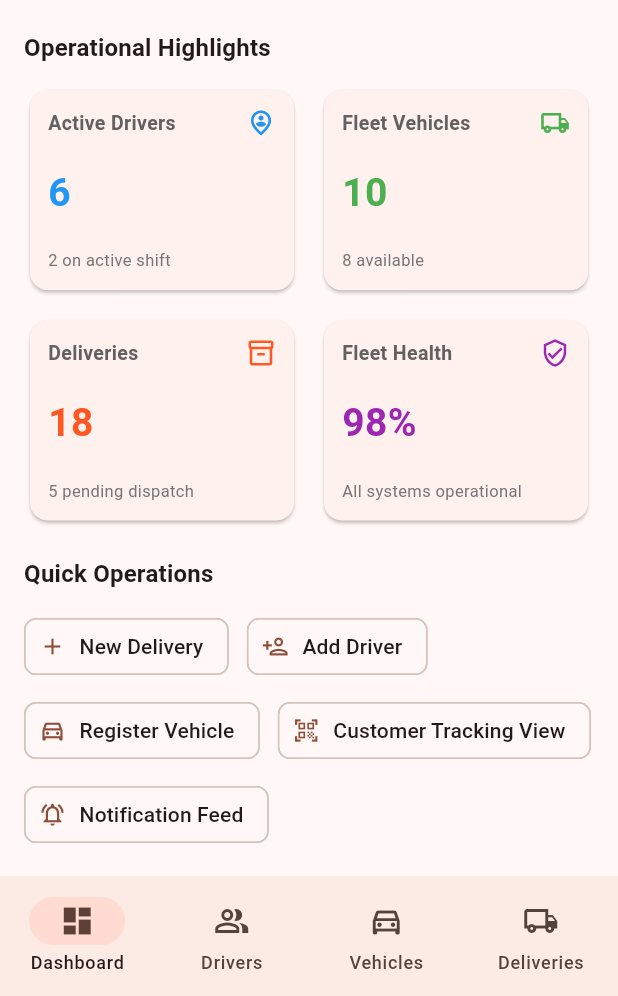
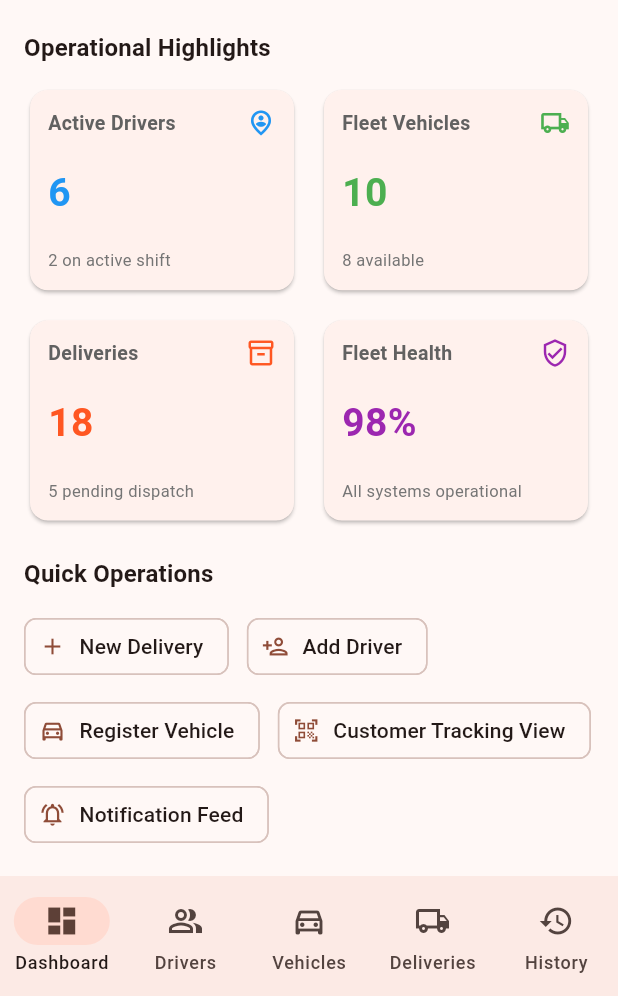
Before and after one commit to leonthuva/FleetFlow, a Flutter app: the screen it shows after launch, after a tap on "Driver", after a tap on "Manager", after a tap on "Sign In as Manager", on a phone screen of 412 x 824 dp, the part 240-1236 px from its top. Run offline on Flutter 3.47's test engine with Material 3 defaults, Android fonts, the phone set to English and light mode, and no system bars; our stand-ins replace cloud_firestore, firebase_core, firebase_messaging, firebase_storage, flutter_map, geolocator and 2 more; accounts and stored records are empty.

Commit message:
Add manager History & Reports tab with filters, per-driver/vehicle reports
Co-Authored-By: Claude Sonnet 5.5 <noreply@anthropic.com>

```diff
--- a/lib/main.dart
+++ b/lib/main.dart
@@ -69,7 +69,10 @@ class _FleetFlowAppState extends State<FleetFlowApp> {
       home: widget.home ?? _buildAuthGate(),
       routes: {
         '/login': (context) => LoginScreen(authProvider: _authProvider),
-        '/admin': (context) => AdminDashboardScreen(authProvider: _authProvider),
+        '/admin': (context) => AdminDashboardScreen(
+              authProvider: _authProvider,
+              historyProvider: _historyProvider,
+            ),
         '/driver-home': (context) => DriverHomeScreen(
               authProvider: _authProvider,
               driverProvider: _driverProvider,
@@ -104,7 +107,10 @@ class _FleetFlowAppState extends State<FleetFlowApp> {
 
         final user = _authProvider.currentUser;
         if (user != null && user.isManager) {
-          return AdminDashboardScreen(authProvider: _authProvider);
+          return AdminDashboardScreen(
+            authProvider: _authProvider,
+            historyProvider: _historyProvider,
+          );
         } else {
           return DriverHomeScreen(
             authProvider: _authProvider,
--- a/lib/providers/history_provider.dart
+++ b/lib/providers/history_provider.dart
@@ -31,6 +31,10 @@ class HistoryProvider extends ChangeNotifier {
   DateTime? _from;
   DateTime? _to;
 
+  // Every driver/vehicle seen so far, so filter dropdowns don't shrink once a filter is applied.
+  final Set<String> _knownDrivers = {};
+  final Set<String> _knownVehicles = {};
+
   int _loadCounter = 0;
   bool _disposed = false;
 
@@ -50,6 +54,9 @@ class HistoryProvider extends ChangeNotifier {
       _statusFilter != null ||
       _from != null ||
       _to != null;
+
+  List<String> get driverOptions => _knownDrivers.toList()..sort();
+  List<String> get vehicleOptions => _knownVehicles.toList()..sort();
 
   /// Totals for the trips currently shown.
   TripSummary get summary => TripSummary.fromTrips(_trips);
@@ -83,6 +90,10 @@ class HistoryProvider extends ChangeNotifier {
       );
       if (ticket != _loadCounter) return; // a newer load superseded this one
       _trips = result;
+      for (final trip in result) {
+        _knownDrivers.add(trip.driverId);
+        _knownVehicles.add(trip.vehicleId);
+      }
     } catch (e) {
       if (ticket != _loadCounter) return;
       _trips = [];
--- a/lib/screens/admin/admin_dashboard_screen.dart
+++ b/lib/screens/admin/admin_dashboard_screen.dart
@@ -1,16 +1,20 @@
 import 'package:flutter/material.dart';
 import '../../models/user.dart';
 import '../../providers/auth_provider.dart';
+import '../../providers/history_provider.dart';
 import '../../providers/notification_provider.dart';
 import '../customer/customer_tracking_screen.dart';
+import '../history/manager_history_tab.dart';
 import '../notifications/notifications_screen.dart';
 
 class AdminDashboardScreen extends StatefulWidget {
   final AuthProvider authProvider;
+  final HistoryProvider? historyProvider;
 
   const AdminDashboardScreen({
     super.key,
     required this.authProvider,
+    this.historyProvider,
   });
 
   @override
@@ -20,6 +24,7 @@ class AdminDashboardScreen extends StatefulWidget {
 class _AdminDashboardScreenState extends State<AdminDashboardScreen> {
   int _currentIndex = 0;
   final NotificationProvider _notificationProvider = NotificationProvider();
+  late final HistoryProvider _historyProvider = widget.historyProvider ?? HistoryProvider();
 
   final List<Map<String, String>> _sampleDrivers = [
     {'name': 'Marcus Vance', 'email': 'marcus@fleetflow.com', 'status': 'On Shift', 'vehicle': 'Ford Transit (FL-101)'},
@@ -346,6 +351,7 @@ class _AdminDashboardScreenState extends State<AdminDashboardScreen> {
               _buildDriversTab(context),
               _buildVehiclesTab(context),
               _buildDeliveriesTab(context),
+              ManagerHistoryTab(historyProvider: _historyProvider, user: user),
             ],
           ),
           bottomNavigationBar: NavigationBar(
@@ -376,6 +382,11 @@ class _AdminDashboardScreenState extends State<AdminDashboardScreen> {
                 selectedIcon: Icon(Icons.local_shipping),
                 label: 'Deliveries',
               ),
+              NavigationDestination(
+                icon: Icon(Icons.history_outlined),
+                selectedIcon: Icon(Icons.history),
+                label: 'History',
+              ),
             ],
           ),
         );
@@ -393,6 +404,8 @@ class _AdminDashboardScreenState extends State<AdminDashboardScreen> {
         return 'Vehicle Inventory';
       case 3:
         return 'Delivery Dispatch';
+      case 4:
+        return 'Trip History & Reports';
       default:
         return 'Operations';
     }
--- a/lib/screens/history/history_formatters.dart
+++ b/lib/screens/history/history_formatters.dart
@@ -20,6 +20,9 @@ String formatTripDateTime(DateTime time) {
   final minute = time.minute.toString().padLeft(2, '0');
   return '${_months[time.month - 1]} ${time.day}, $hour:$minute';
 }
+
+/// e.g. "Oct 8"
+String formatTripDate(DateTime time) => '${_months[time.month - 1]} ${time.day}';
 
 String formatCoordinates(double? lat, double? lng) {
   if (lat == null || lng == null) return 'Not recorded';
--- /dev/null
+++ b/lib/screens/history/manager_history_tab.dart
@@ -0,0 +1,285 @@
+import 'package:flutter/material.dart';
+import '../../models/trip_summary.dart';
+import '../../models/user.dart';
+import '../../providers/history_provider.dart';
+import 'history_formatters.dart';
+import 'trip_widgets.dart';
+
+/// Fleet-wide trip history and reports for managers, embedded as a dashboard tab.
+///
+/// The caller owns [historyProvider] and disposes it.
+class ManagerHistoryTab extends StatefulWidget {
+  final HistoryProvider historyProvider;
+  final AppUser? user;
+
+  const ManagerHistoryTab({super.key, required this.historyProvider, this.user});
+
+  @override
+  State<ManagerHistoryTab> createState() => _ManagerHistoryTabState();
+}
+
+class _ManagerHistoryTabState extends State<ManagerHistoryTab> {
+  HistoryProvider get _provider => widget.historyProvider;
+
+  @override
+  void initState() {
+    super.initState();
+    final user = widget.user;
+    if (user != null) {
+      _provider.loadForUser(user);
+    } else {
+      _provider.load();
+    }
+  }
+
+  Future<void> _pickDateRange() async {
+    final now = DateTime.now();
+    final current = _provider.from != null && _provider.to != null
+        ? DateTimeRange(
+            start: _provider.from!,
+            end: _provider.to!.subtract(const Duration(days: 1)),
+          )
+        : null;
+
+    final picked = await showDateRangePicker(
+      context: context,
+      firstDate: DateTime(now.year - 2),
+      lastDate: DateTime(now.year, now.month, now.day),
+      initialDateRange: current,
+    );
+    if (picked == null) return;
+
+    final start = DateTime(picked.start.year, picked.start.month, picked.start.day);
+    // The provider's end bound is exclusive, so include the whole last day.
+    final end = DateTime(picked.end.year, picked.end.month, picked.end.day)
+        .add(const Duration(days: 1));
+    await _provider.setDateRange(start, end);
+  }
+
+  String get _dateRangeLabel {
+    final from = _provider.from;
+    final to = _provider.to;
+    if (from == null || to == null) return 'Any date';
+    return '${formatTripDate(from)} – ${formatTripDate(to.subtract(const Duration(days: 1)))}';
+  }
+
+  @override
+  Widget build(BuildContext context) {
+    return ListenableBuilder(
+      listenable: _provider,
+      builder: (context, _) {
+        return ListView(
+          padding: const EdgeInsets.only(bottom: 24),
+          children: [
+            TripSummaryCard(summary: _provider.summary),
+            _buildFilters(),
+            TripStatusFilterBar(provider: _provider),
+            ..._buildContent(context),
+          ],
+        );
+      },
+    );
+  }
+
+  Widget _buildFilters() {
+    return Padding(
+      padding: const EdgeInsets.fromLTRB(16, 4, 16, 4),
+      child: Column(
+        crossAxisAlignment: CrossAxisAlignment.stretch,
+        children: [
+          Row(
+            children: [
+              Expanded(
+                child: _FilterDropdown(
+                  fieldKey: const ValueKey('driver-filter'),
+                  label: 'Driver',
+                  allLabel: 'All drivers',
+                  value: _provider.driverFilter,
+                  options: _provider.driverOptions,
+                  onChanged: _provider.setDriverFilter,
+                ),
+              ),
+              const SizedBox(width: 12),
+              Expanded(
+                child: _FilterDropdown(
+                  fieldKey: const ValueKey('vehicle-filter'),
+                  label: 'Vehicle',
+                  allLabel: 'All vehicles',
+                  value: _provider.vehicleFilter,
+                  options: _provider.vehicleOptions,
+                  onChanged: _provider.setVehicleFilter,
+                ),
+              ),
+            ],
+          ),
+          const SizedBox(height: 8),
+          Row(
+            children: [
+              OutlinedButton.icon(
+                key: const ValueKey('date-range-button'),
+                onPressed: _pickDateRange,
+                icon: const Icon(Icons.date_range),
+                label: Text(_dateRangeLabel),
+              ),
+              const Spacer(),
+              if (_provider.hasActiveFilters)
+                TextButton.icon(
+                  key: const ValueKey('clear-filters-button'),
+                  onPressed: _provider.clearFilters,
+                  icon: const Icon(Icons.filter_alt_off),
+                  label: const Text('Clear'),
+                ),
+            ],
+          ),
+        ],
+      ),
+    );
+  }
+
+  List<Widget> _buildContent(BuildContext context) {
+    if (_provider.isLoading && _provider.trips.isEmpty) {
+      return const [
+        Padding(padding: EdgeInsets.all(32), child: Center(child: CircularProgressIndicator())),
+      ];
+    }
+
+    final error = _provider.errorMessage;
+    if (error != null) {
+      return [
+        Padding(
+          padding: const EdgeInsets.all(24),
+          child: Column(
+            children: [
+              Text(error, textAlign: TextAlign.center),
+              const SizedBox(height: 12),
+              OutlinedButton(onPressed: _provider.load, child: const Text('Retry')),
+            ],
+          ),
+        ),
+      ];
+    }
+
+    final trips = _provider.trips;
+    if (trips.isEmpty) {
+      return const [
+        Padding(padding: EdgeInsets.all(32), child: Center(child: Text('No trips found'))),
+      ];
+    }
+
+    return [
+      _ReportSection(
+        title: 'By driver',
+        keyPrefix: 'report-driver-',
+        summaries: _provider.summaryByDriver,
+        onSelect: _provider.setDriverFilter,
+      ),
+      _ReportSection(
+        title: 'By vehicle',
+        keyPrefix: 'report-vehicle-',
+        summaries: _provider.summaryByVehicle,
+        onSelect: _provider.setVehicleFilter,
+      ),
+      Padding(
+        padding: const EdgeInsets.fromLTRB(16, 16, 16, 8),
+        child: Text('Trips', style: Theme.of(context).textTheme.titleMedium),
+      ),
+      for (final trip in trips)
+        Padding(
+          padding: const EdgeInsets.symmetric(horizontal: 16),
+          child: TripCard(trip: trip),
+        ),
+    ];
+  }
+}
+
+class _FilterDropdown extends StatelessWidget {
+  final Key fieldKey;
+  final String label;
+  final String allLabel;
+  final String? value;
+  final List<String> options;
+  final ValueChanged<String?> onChanged;
+
+  const _FilterDropdown({
+    required this.fieldKey,
+    required this.label,
+    required this.allLabel,
+    required this.value,
+    required this.options,
+    required this.onChanged,
+  });
+
+  @override
+  Widget build(BuildContext context) {
+    return InputDecorator(
+      decoration: InputDecoration(
+        labelText: label,
+        border: const OutlineInputBorder(),
+        contentPadding: const EdgeInsets.symmetric(horizontal: 12, vertical: 4),
+      ),
+      child: DropdownButtonHideUnderline(
+        child: DropdownButton<String?>(
+          key: fieldKey,
+          isExpanded: true,
+          value: options.contains(value) ? value : null,
+          items: [
+            DropdownMenuItem<String?>(value: null, child: Text(allLabel)),
+            for (final option in options)
+              DropdownMenuItem<String?>(value: option, child: Text(option)),
+          ],
+          onChanged: onChanged,
+        ),
+      ),
+    );
+  }
+}
+
+class _ReportSection extends StatelessWidget {
+  final String title;
+  final String keyPrefix;
+  final Map<String, TripSummary> summaries;
+  final ValueChanged<String?> onSelect;
+
+  const _ReportSection({
+    required this.title,
+    required this.keyPrefix,
+    required this.summaries,
+    required this.onSelect,
+  });
+
+  @override
+  Widget build(BuildContext context) {
+    final entries = summaries.entries.toList()
+      ..sort((a, b) => b.value.totalDistanceKm.compareTo(a.value.totalDistanceKm));
+
+    return Card(
+      margin: const EdgeInsets.fromLTRB(16, 12, 16, 0),
+      shape: RoundedRectangleBorder(borderRadius: BorderRadius.circular(16)),
+      child: Column(
+        crossAxisAlignment: CrossAxisAlignment.start,
+        children: [
+          Padding(
+            padding: const EdgeInsets.fromLTRB(16, 16, 16, 4),
+            child: Text(title, style: Theme.of(context).textTheme.titleMedium),
+          ),
+          for (final entry in entries)
+            ListTile(
+              key: ValueKey('$keyPrefix${entry.key}'),
+              dense: true,
+              onTap: () => onSelect(entry.key),
+              title: Text(entry.key),
+              subtitle: Text(
+                '${entry.value.tripCount} trips • ${entry.value.completedCount} completed • '
+                '${formatTripDuration(entry.value.totalDuration)}',
+              ),
+              trailing: Text(
+                formatTripDistance(entry.value.totalDistanceKm),
+                style: const TextStyle(fontWeight: FontWeight.w600),
+              ),
+            ),
+          const SizedBox(height: 8),
+        ],
+      ),
+    );
+  }
+}
--- /dev/null
+++ b/lib/screens/history/trip_widgets.dart
@@ -0,0 +1,142 @@
+import 'package:flutter/material.dart';
+import '../../models/trip.dart';
+import '../../models/trip_summary.dart';
+import '../../providers/history_provider.dart';
+import 'history_formatters.dart';
+import 'trip_detail_screen.dart';
+
+/// Totals header: trips, distance, drive time.
+class TripSummaryCard extends StatelessWidget {
+  final TripSummary summary;
+  final EdgeInsetsGeometry margin;
+
+  const TripSummaryCard({
+    super.key,
+    required this.summary,
+    this.margin = const EdgeInsets.fromLTRB(16, 16, 16, 8),
+  });
+
+  @override
+  Widget build(BuildContext context) {
+    return Card(
+      margin: margin,
+      shape: RoundedRectangleBorder(borderRadius: BorderRadius.circular(16)),
+      child: Padding(
+        padding: const EdgeInsets.symmetric(vertical: 16),
+        child: Row(
+          children: [
+            _SummaryStat(label: 'Trips', value: '${summary.tripCount}'),
+            _SummaryStat(label: 'Distance', value: formatTripDistance(summary.totalDistanceKm)),
+            _SummaryStat(label: 'Drive time', value: formatTripDuration(summary.totalDuration)),
+          ],
+        ),
+      ),
+    );
+  }
+}
+
+class _SummaryStat extends StatelessWidget {
+  final String label;
+  final String value;
+
+  const _SummaryStat({required this.label, required this.value});
+
+  @override
+  Widget build(BuildContext context) {
+    return Expanded(
+      child: Column(
+        children: [
+          Text(value, style: Theme.of(context).textTheme.titleLarge),
+          const SizedBox(height: 4),
+          Text(label, style: TextStyle(fontSize: 12, color: Colors.grey.shade700)),
+        ],
+      ),
+    );
+  }
+}
+
+/// Horizontal All / Completed / In Progress / Cancelled filter chips.
+class TripStatusFilterBar extends StatelessWidget {
+  final HistoryProvider provider;
+
+  const TripStatusFilterBar({super.key, required this.provider});
+
+  static const List<(String label, String? status)> _filters = [
+    ('All', null),
+    ('Completed', TripStatus.completed),
+    ('In Progress', TripStatus.active),
+    ('Cancelled', TripStatus.cancelled),
+  ];
+
+  @override
+  Widget build(BuildContext context) {
+    return SizedBox(
+      height: 48,
+      child: ListView(
+        scrollDirection: Axis.horizontal,
+        padding: const EdgeInsets.symmetric(horizontal: 16),
+        children: [
+          for (final (label, status) in _filters)
+            Padding(
+              padding: const EdgeInsets.only(right: 8),
+              child: ChoiceChip(
+                key: ValueKey('status-filter-${status ?? 'all'}'),
+                label: Text(label),
+                selected: provider.statusFilter == status,
+                onSelected: (_) => provider.setStatusFilter(status),
+              ),
+            ),
+        ],
+      ),
+    );
+  }
+}
+
+class TripCard extends StatelessWidget {
+  final Trip trip;
+  final bool showDriver;
+
+  const TripCard({super.key, required this.trip, this.showDriver = true});
+
+  @override
+  Widget build(BuildContext context) {
+    final subtitle = [
+      if (showDriver) trip.driverId,
+      trip.vehicleId,
+    ].join(' • ');
+
+    return Card(
+      key: ValueKey('trip-card-${trip.id}'),
+      margin: const EdgeInsets.only(bottom: 8),
+      shape: RoundedRectangleBorder(borderRadius: BorderRadius.circular(12)),
+      child: ListTile(
+        onTap: () => Navigator.of(context).push(
+          MaterialPageRoute(builder: (_) => TripDetailScreen(trip: trip)),
+        ),
+        title: Row(
+          mainAxisAlignment: MainAxisAlignment.spaceBetween,
+          children: [
+            Text(trip.id, style: const TextStyle(fontWeight: FontWeight.w600)),
+            TripStatusChip(status: trip.status),
+          ],
+        ),
+        subtitle: Padding(
+          padding: const EdgeInsets.only(top: 6),
+          child: Column(
+            crossAxisAlignment: CrossAxisAlignment.start,
+            children: [
+              Text(subtitle),
+              const SizedBox(height: 2),
+              Text(
+                '${formatTripDateTime(trip.startTime)} • '
+                '${formatTripDistance(trip.distanceKm)} • '
+                '${formatTripDuration(trip.duration())}',
+              ),
+            ],
+          ),
+        ),
+        trailing: const Icon(Icons.chevron_right),
+      ),
+    );
+  }
+}
```
Also changed, not shown: lib/screens/history/trip_history_screen.dart (+4 -122 lines), 2 other files.
